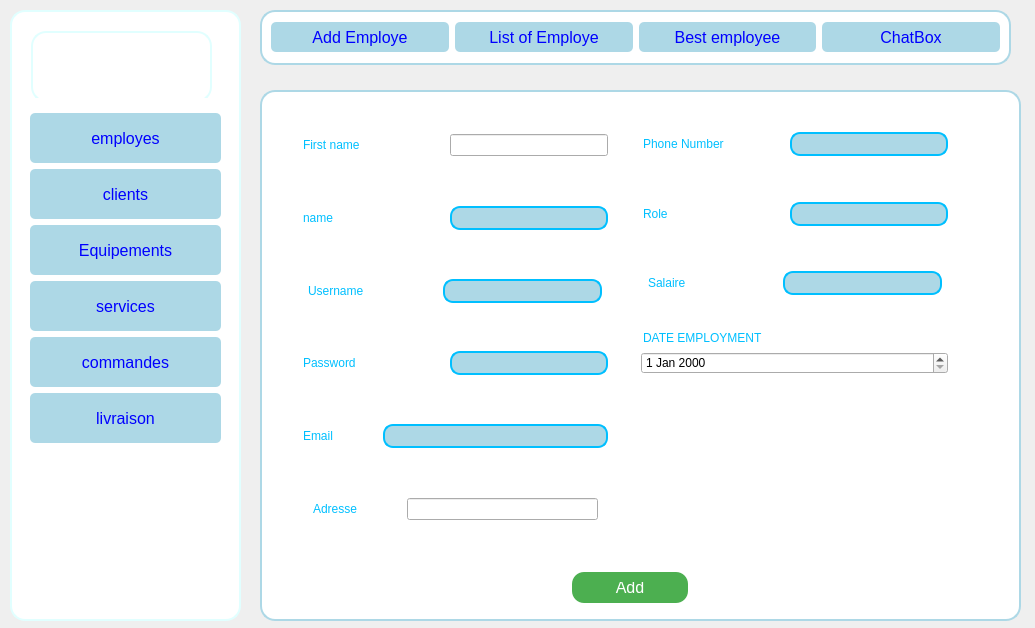
Before: the Qt Designer form gestionemployes.ui in yasminemaatougui/etudiant, drawn with Qt 5.
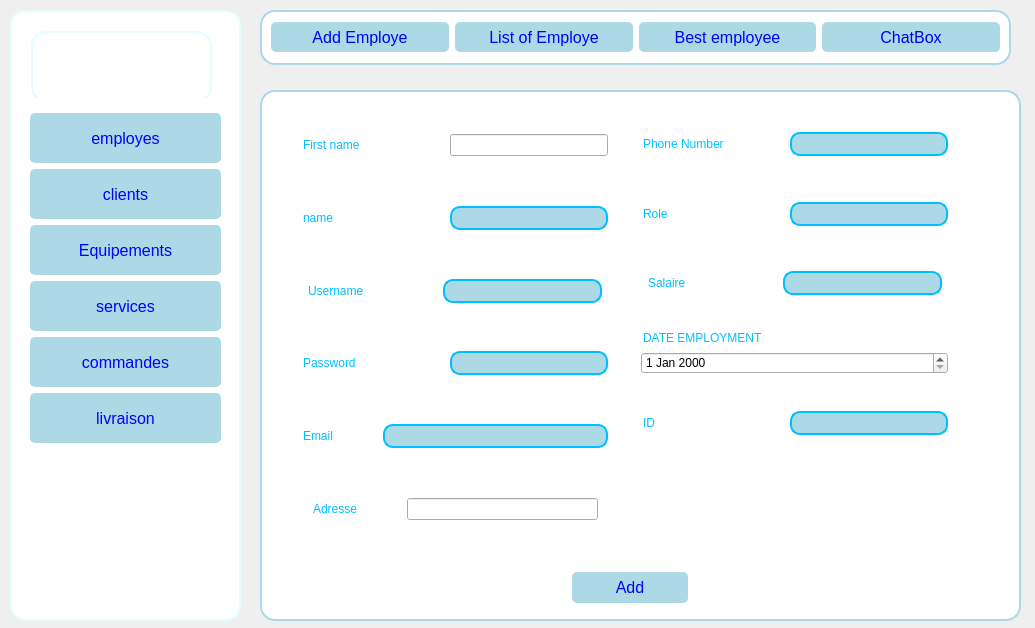
After: the same form once the commit is applied. Icons and pictures are not drawn.

What changed in the file:
```diff
--- a/gestionemployes.ui
+++ b/gestionemployes.ui
@@ -521,15 +521,14 @@
       </rect>
      </property>
      <property name="styleSheet">
-      <string notr="true">#Add_button_2 
-{QPushButton {
+      <string notr="true">
+#Add_button_2  {
     background-color: lightblue; /* Couleur de fond bleu clair */
     color: blue; /* Couleur du texte bleu */
     border: none; /* Supprime la bordure */
     padding: 5px; /* Ajoute de l'espace autour du texte */
     border-radius: 5px; /* Arrondit les coins */
 }
-}
 </string>
      </property>
      <property name="text">
@@ -750,7 +749,58 @@
       </item>
       <item>
        <widget class="QWidget" name="widget_26" native="true">
-        <layout class="QHBoxLayout" name="horizontalLayout_22"/>
+        <layout class="QHBoxLayout" name="horizontalLayout_22">
+         <item>
+          <widget class="QLineEdit" name="lineEdit_11">
+           <property name="maximumSize">
+            <size>
+             <width>143</width>
+             <height>16777215</height>
+            </size>
+           </property>
+           <property name="styleSheet">
+            <string notr="true">QLineEdit{
+	 color:deepskyblue;
+	font: 700 12pt &quot;Segoe UI&quot;;
+	
+	;
+}
+</string>
+           </property>
+           <property name="text">
+            <string>ID</string>
+           </property>
+           <property name="frame">
+            <bool>false</bool>
+           </property>
+          </widget>
+         </item>
+         <item>
+          <widget class="QLineEdit" name="idemp">
+           <property name="minimumSize">
+            <size>
+             <width>0</width>
+             <height>0</height>
+            </size>
+           </property>
+           <property name="maximumSize">
+            <size>
+             <width>159</width>
+             <height>16777215</height>
+            </size>
+           </property>
+           <property name="styleSheet">
+            <string notr="true">QLineEdit {
+	 background-color: lightblue; /* Couleur de fond bleu clair */
+    border: 2px solid deepskyblue; /* Bordure de 2 pixels de couleur bleu foncé */
+    border-radius: 10px; /* Coins arrondis */
+    padding: 2px;
+}
+</string>
+           </property>
+          </widget>
+         </item>
+        </layout>
        </widget>
       </item>
      </layout>
```
